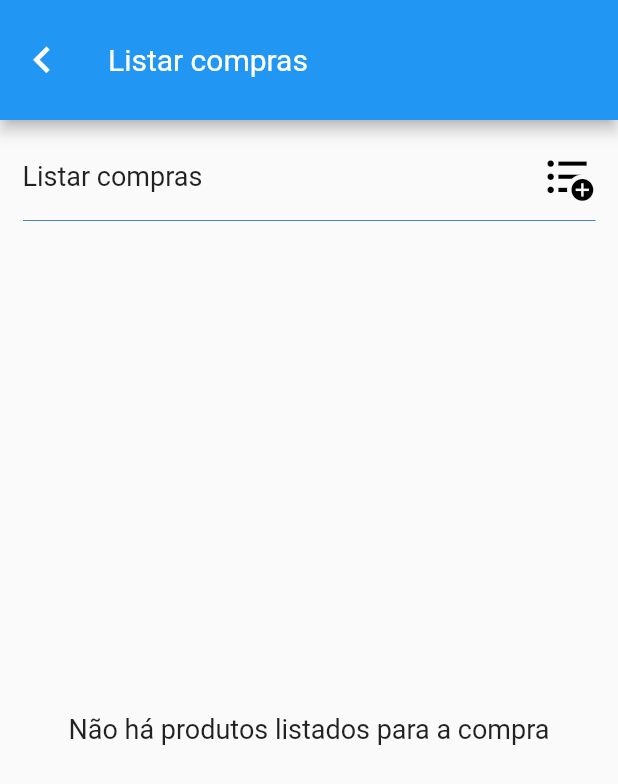
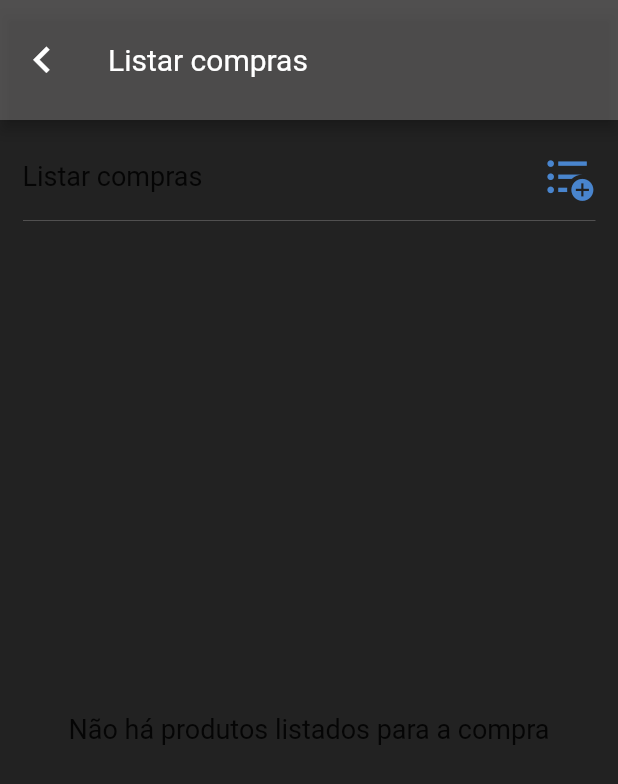
Before and after one commit to Jo-Analyst/month-shopping-app, a Flutter app: the screen it shows after launch, after a tap on the "add shopping cart" icon, on a phone screen of 412 x 824 dp. Shown: the top 784 px of the screen. Run offline on Flutter 3.47's test engine with Material 2 defaults, Android fonts, the phone set to English and light mode, and no system bars; our stand-ins replace flutter_slidable, font_awesome_flutter, loading_animation_widget, permission_handler, share, sqflite; accounts and stored records are empty.

Commit message:
tentativa para criar um darktheme

```diff
--- a/lib/components/app_bar.dart
+++ b/lib/components/app_bar.dart
@@ -9,7 +9,6 @@ class AppBarComponent extends StatelessWidget {
   Widget build(BuildContext context) {
     return AppBar(
       actions: [action!],
-      backgroundColor: Theme.of(context).primaryColor,
       title: Text(
         title,
         style: TextStyle(
--- a/lib/pages/categories_list_page.dart
+++ b/lib/pages/categories_list_page.dart
@@ -153,7 +153,7 @@ class _CategoriesListPageState extends State<CategoriesListPage> {
                                   const Icon(
                                     Icons.category,
                                     size: 80,
-                                    color: Colors.black87,
+                                    color:  Color.fromARGB(255, 73, 133, 206),
                                   ),
                                   const SizedBox(height: 10),
                                   Text(
--- a/lib/pages/product_form_page.dart
+++ b/lib/pages/product_form_page.dart
@@ -103,9 +103,7 @@ class _ProductFormPageState extends State<ProductFormPage> {
           ],
           leading: const IconButtonLeadingAppBar(),
           title: const Text("Produto"),
-          backgroundColor: Theme.of(context).primaryColor,
-          toolbarHeight: 80,
-        ),
+          ),
         body: SingleChildScrollView(
           child: Column(
             children: [
--- a/lib/pages/product_list_page.dart
+++ b/lib/pages/product_list_page.dart
@@ -80,7 +80,7 @@ class _ProductListPageState extends State<ProductListPage> {
                             const Icon(
                               FontAwesomeIcons.box,
                               size: 80,
-                              color: Colors.black87,
+                              color: Color.fromARGB(255, 73, 133, 206),
                             ),
                             const SizedBox(height: 10),
                             Text(
--- a/lib/pages/shopping_list_page.dart
+++ b/lib/pages/shopping_list_page.dart
@@ -139,7 +139,6 @@ class _ShoppingListPageState extends State<ShoppingListPage> {
                       onPressed: () => openScreenListPurchases(),
                     ),
                   ],
-                  backgroundColor: Theme.of(context).primaryColor,
                   title: FittedBox(
                     fit: BoxFit.scaleDown,
                     child: Text(
--- a/lib/shopping_list_app.dart
+++ b/lib/shopping_list_app.dart
@@ -2,6 +2,8 @@ import 'package:flutter/material.dart';
 import 'package:month_shopping_app/providers/category_provider.dart';
 import 'package:month_shopping_app/providers/product_provider.dart';
 import 'package:month_shopping_app/providers/shopping_list_provider.dart';
+import 'package:month_shopping_app/themes/dark.dart';
+import 'package:month_shopping_app/themes/light.dart';
 import 'package:provider/provider.dart';
 
 import 'pages/screen_app_page.dart';
@@ -20,18 +22,7 @@ class ShoppingListApp extends StatelessWidget {
       child: MaterialApp(
         debugShowCheckedModeBanner: false,
         title: 'Shopping List',
-        theme: ThemeData(
-          textTheme: const TextTheme(
-            bodyLarge: TextStyle(fontSize: 23),
-            displayLarge: TextStyle(fontSize: 18),
-          ),
-          primaryColor: const Color.fromARGB(255, 73, 133, 206),
-          appBarTheme: const AppBarTheme(
-            toolbarHeight: 80,
-            titleTextStyle: TextStyle(fontSize: 20),
-          ),
-          iconTheme: const IconThemeData(size: 35),
-        ),
+        theme: darkTheme,
         home: const ScreenAppPage(),
       ),
     );
--- /dev/null
+++ b/lib/themes/dark.dart
@@ -0,0 +1,27 @@
+import 'package:flutter/material.dart';
+
+final darkTheme = ThemeData(
+  textTheme: const TextTheme(
+    bodyLarge: TextStyle(fontSize: 23),
+    displayLarge: TextStyle(fontSize: 18),
+  ),
+  primaryColor: const Color.fromARGB(113, 141, 137, 137),
+  appBarTheme: const AppBarTheme(
+    color: Color.fromARGB(113, 141, 137, 137),
+    toolbarHeight: 80,
+    titleTextStyle: TextStyle(fontSize: 20),
+  ),
+  iconTheme: const IconThemeData(
+    size: 35,
+    color: Color.fromARGB(255, 73, 133, 206),
+  ),
+  scaffoldBackgroundColor: Colors.black87,
+  cardTheme: const CardTheme(
+    color: Color.fromARGB(113, 141, 137, 137),
+  ),
+  listTileTheme: const ListTileThemeData(
+      titleTextStyle: TextStyle(color: Colors.white),
+      subtitleTextStyle: TextStyle(color: Colors.white),
+      leadingAndTrailingTextStyle: TextStyle(color: Colors.white),
+      iconColor: Colors.white),
+);
```
Also changed, not shown: lib/themes/light.dart (added, +14 -0 lines), pubspec.lock.
